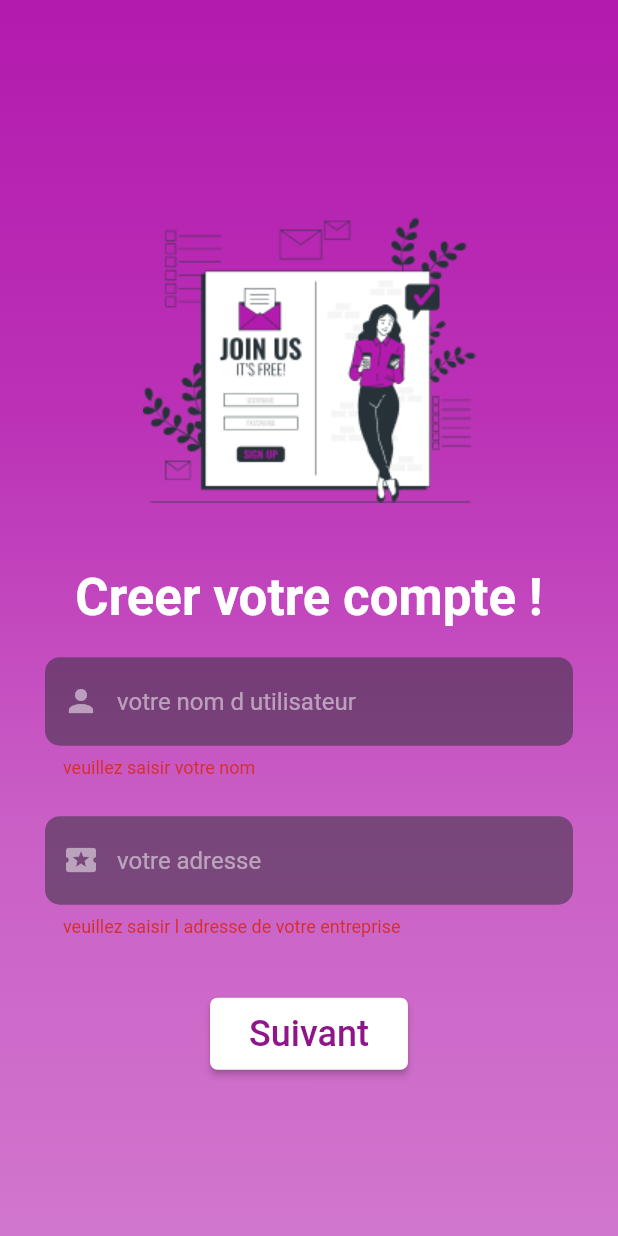
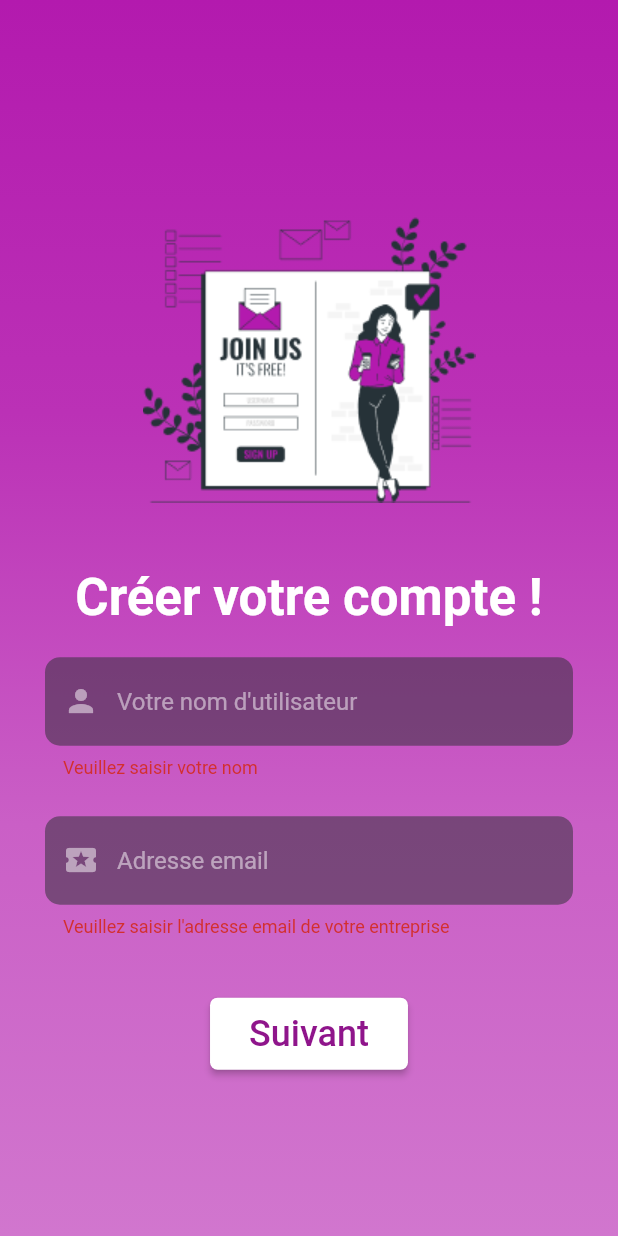
Before and after one commit to cyriellesouop/Supply_Frontend, a Flutter app: the InscriptionName screen opened directly, after a tap on "Suivant", on a phone screen of 412 x 824 dp. Run offline on Flutter 3.47's test engine with Material 2 defaults, Android fonts, the phone set to English and light mode, and no system bars; our stand-ins replace cloud_firestore, country_code_picker, firebase_auth, firebase_core, firebase_messaging, firebase_storage and 12 more; missing offline and left inert: dart:ffi, flutter_polyline_points, telephony; accounts and stored records are empty.

Commit message:
update phone authentication and check valid email

```diff
--- a/lib/screen/manager/components/inscription/inscription_name.dart
+++ b/lib/screen/manager/components/inscription/inscription_name.dart
@@ -45,6 +45,12 @@ class _InscriptionNameState extends State<InscriptionName> {
     nameController.dispose();
     adresseController.dispose();
     super.dispose();
+  }
+
+  bool isValidEmail(String email) {
+    return RegExp(
+        r'^(([^<>()[\]\\.,;:\s@\"]+(\.[^<>()[\]\\.,;:\s@\"]+)*)|(\".+\"))@((\[[0-9]{1,3}\.[0-9]{1,3}\.[0-9]{1,3}\.[0-9]{1,3}\])|(([a-zA-Z\-0-9]+\.)+[a-zA-Z]{2,}))$')
+        .hasMatch(email);
   }
 
   @override
@@ -98,7 +104,7 @@ class _InscriptionNameState extends State<InscriptionName> {
                                     margin: EdgeInsets.symmetric(
                                         vertical: kDefaultPadding),
                                     child: Text(
-                                  'Creer votre compte !',
+                                      'Créer votre compte !',
                                       textAlign: TextAlign.center,
                                       style: theme.textTheme.headline4?.copyWith(
                                         fontWeight: FontWeight.bold,
@@ -142,22 +148,25 @@ class _InscriptionNameState extends State<InscriptionName> {
                                           controller: nameController,
                                           validator: (value) {
                                             if (value == null || value.isEmpty) {
-                                          return 'veuillez saisir votre nom';
+                                              return 'Veuillez saisir votre nom';
                                             }
                                             return null;
                                           },
-                                      hint: 'votre nom d utilisateur',
+                                          hint: "Votre nom d'utilisateur",
                                           prefix: Icons.person,
                                         ),
                                         DTextField(
                                           controller: adresseController,
                                           validator: (value) {
                                             if (value == null || value.isEmpty) {
-                                          return 'veuillez saisir l adresse de votre entreprise';
+                                              return "Veuillez saisir l'adresse email de votre entreprise";
+                                            }
+                                            if(!isValidEmail(value)){
+                                              return "Veuillez saisir une adresse email valide";
                                             }
                                             return null;
                                           },
-                                      hint: 'votre adresse',
+                                          hint: 'Adresse email',
                                           prefix: Icons.local_activity,
                                           isLast: true,
                                         )
@@ -222,4 +231,5 @@ class _InscriptionNameState extends State<InscriptionName> {
   _onSignIn() {
     // Sign in logic here
   }
+
 }
```
Also changed, not shown: lib/screen/manager/components/inscription/inscription_validate.dart (+21 -36 lines), lib/services/user_service.dart (+6 -6 lines). Lines whose indentation alone changed are shown as unchanged.
